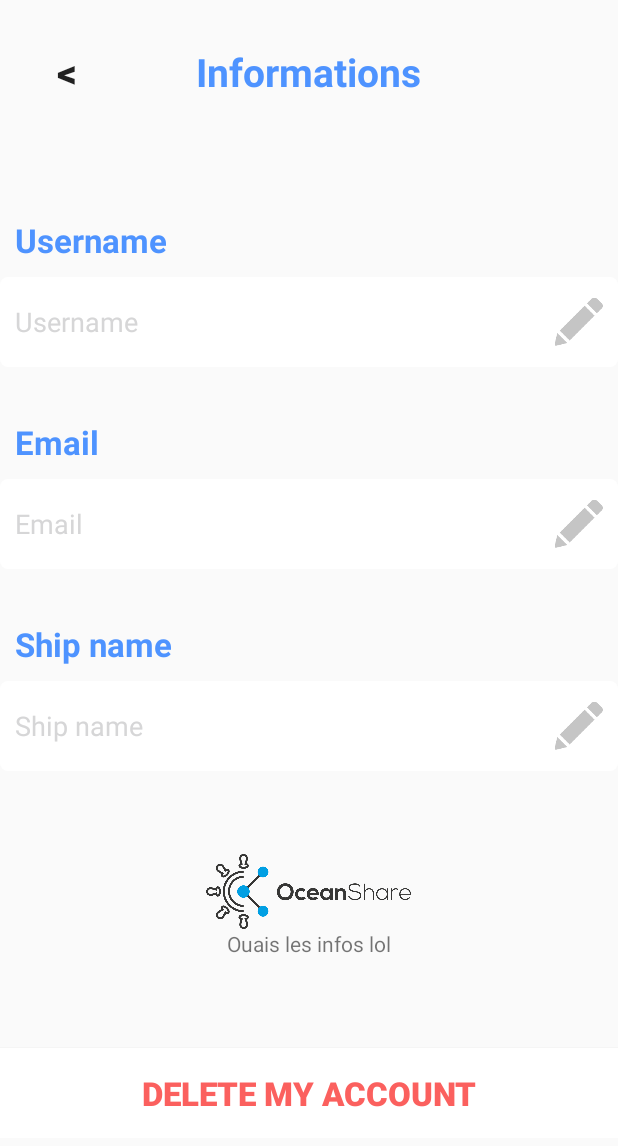
After one commit to OceanShare/OceanShare-Android, an Android app: the SettingsActivity screen opened directly, with no data from a screen before it, on a phone screen of 412 x 824 dp. The commit adds this screen. Shown: the top 1146 px of the screen. Run offline under Robolectric (Android 15) with nearby library versions, the phone set to English and light mode, and no system bars.

Commit message:
Create settings page

```diff
--- a/app/src/main/AndroidManifest.xml
+++ b/app/src/main/AndroidManifest.xml
@@ -11,42 +11,46 @@
     <application
         android:allowBackup="true"
         android:fullBackupContent="@xml/backup_rules"
-        android:logo="@drawable/icon"
         android:icon="@drawable/icon"
         android:label="@string/app_name"
+        android:logo="@drawable/icon"
         android:roundIcon="@drawable/icon"
         android:supportsRtl="true"
         android:theme="@style/AppTheme">
-        <meta-data android:name="com.facebook.sdk.ApplicationId"
-            android:value="@string/facebook_app_id"/>
+        <activity android:name=".SettingsActivity"></activity>
 
-        <activity android:name="com.facebook.FacebookActivity"
-            android:configChanges=
-                "keyboard|keyboardHidden|screenLayout|screenSize|orientation"
+        <meta-data
+            android:name="com.facebook.sdk.ApplicationId"
+            android:value="@string/facebook_app_id" />
+
+        <activity
+            android:name="com.facebook.FacebookActivity"
+            android:configChanges="keyboard|keyboardHidden|screenLayout|screenSize|orientation"
             android:label="@string/app_name" />
         <activity
             android:name="com.facebook.CustomTabActivity"
             android:exported="true">
             <intent-filter>
                 <action android:name="android.intent.action.VIEW" />
+
                 <category android:name="android.intent.category.DEFAULT" />
                 <category android:name="android.intent.category.BROWSABLE" />
+
                 <data android:scheme="@string/fb_login_protocol_scheme" />
             </intent-filter>
         </activity>
-
         <activity
             android:name=".authentication.AuthenticationActivity"
-            android:windowSoftInputMode="stateAlwaysHidden"
             android:label="@string/app_name"
-            android:theme="@style/AppTheme.NoActionBar">
+            android:theme="@style/AppTheme.NoActionBar"
+            android:windowSoftInputMode="stateAlwaysHidden">
             <intent-filter>
                 <action android:name="android.intent.action.MAIN" />
 
                 <category android:name="android.intent.category.LAUNCHER" />
             </intent-filter>
         </activity>
-        <activity android:name=".authentication.CheckLogActivity"/>
+        <activity android:name=".authentication.CheckLogActivity" />
         <activity
             android:name=".MainActivity"
             android:label="@string/title_activity_main"
--- a/app/src/main/java/com/oceanshare/oceanshare/ProfileFragment.kt
+++ b/app/src/main/java/com/oceanshare/oceanshare/ProfileFragment.kt
@@ -46,6 +46,21 @@ class ProfileFragment : Fragment() {
                 mAlertDialog.dismiss()
             }
         }
+
+        view.add_media_button.setOnClickListener {
+            val mDialogView = LayoutInflater.from(context).inflate(R.layout.dialog_not_implemented, null)
+            val mBuilder = AlertDialog.Builder(context!!, R.style.DialogTheme)
+                    .setView(mDialogView)
+            val  mAlertDialog = mBuilder.show()
+            mDialogView.dialogCancelBtn.setOnClickListener {
+                mAlertDialog.dismiss()
+            }
+        }
+
+        view.edit_infos_button.setOnClickListener {
+            val settingsIntent = Intent(activity, SettingsActivity::class.java)
+            startActivity(settingsIntent)
+        }
     }
 
     private fun logout() {
--- /dev/null
+++ b/app/src/main/java/com/oceanshare/oceanshare/SettingsActivity.kt
@@ -0,0 +1,18 @@
+package com.oceanshare.oceanshare
+
+import android.support.v7.app.AppCompatActivity
+import android.os.Bundle
+import kotlinx.android.synthetic.main.activity_settings.*
+
+class SettingsActivity : AppCompatActivity() {
+
+    override fun onCreate(savedInstanceState: Bundle?) {
+        super.onCreate(savedInstanceState)
+        setContentView(R.layout.activity_settings)
+        supportActionBar?.hide()
+    }
+
+    public override fun onStart() {
+        super.onStart()
+    }
+}
--- /dev/null
+++ b/app/src/main/res/layout/activity_settings.xml
@@ -0,0 +1,143 @@
+<?xml version="1.0" encoding="utf-8"?>
+<LinearLayout xmlns:android="http://schemas.android.com/apk/res/android"
+    xmlns:tools="http://schemas.android.com/tools"
+    android:fitsSystemWindows="true"
+    android:orientation="vertical"
+    android:layout_width="match_parent"
+    android:layout_height="match_parent">
+
+    <RelativeLayout
+        android:layout_margin="30dp"
+        android:layout_width="match_parent"
+        android:layout_height="wrap_content">
+
+        <Button
+            android:id="@+id/settings_back_button"
+            android:layout_width="30dp"
+            android:background="@android:color/transparent"
+            android:layout_height="30dp"
+            android:textSize="26sp"
+            android:textStyle="bold"
+            android:text="@string/button_back"/>
+
+        <TextView
+            android:layout_centerHorizontal="true"
+            android:text="@string/informations"
+            android:textSize="26sp"
+            android:textStyle="bold"
+            android:textColor="@color/gradient_end"
+            android:layout_width="wrap_content"
+            android:layout_height="wrap_content" />
+
+    </RelativeLayout>
+
+    <LinearLayout
+        android:layout_marginTop="50dp"
+        android:orientation="vertical"
+        android:layout_width="match_parent"
+        android:layout_height="wrap_content">
+
+        <TextView
+            android:text="@string/placeholder_username"
+            android:textStyle="bold"
+            android:textSize="22sp"
+            android:textColor="@color/gradient_end"
+            android:layout_marginStart="10dp"
+            android:layout_width="wrap_content"
+            android:layout_height="wrap_content" />
+
+        <EditText
+            android:id="@+id/name_edit_text"
+            android:layout_width="match_parent"
+            android:layout_height="60dp"
+            android:layout_gravity="center_horizontal"
+            android:layout_marginTop="10dp"
+            android:layout_marginBottom="5dp"
+            android:text="@string/placeholder_username"
+            android:background="@drawable/rounded_edit_text"
+            android:drawableEnd="@drawable/ic_edit"
+            android:maxLines="1"
+            android:singleLine="true"
+            android:textColor="@color/black"
+            tools:ignore="Autofill,LabelFor,TextFields" />
+
+        <TextView
+            android:text="@string/prompt_email"
+            android:textStyle="bold"
+            android:layout_marginTop="30dp"
+            android:layout_marginStart="10dp"
+            android:textSize="22sp"
+            android:textColor="@color/gradient_end"
+            android:layout_width="wrap_content"
+            android:layout_height="wrap_content" />
+
+        <EditText
+            android:id="@+id/email_edit_text"
+            android:layout_width="match_parent"
+            android:layout_height="60dp"
+            android:layout_gravity="center_horizontal"
+            android:layout_marginTop="10dp"
+            android:layout_marginBottom="5dp"
+            android:text="@string/prompt_email"
+            android:background="@drawable/rounded_edit_text"
+            android:drawableEnd="@drawable/ic_edit"
+            android:inputType="textEmailAddress"
+            android:maxLines="1"
+            android:singleLine="true"
+            android:textColor="@color/black"
+            tools:ignore="Autofill,LabelFor,TextFields"/>
+
+        <TextView
+            android:text="@string/placeholder_ship_name"
+            android:textStyle="bold"
+            android:layout_marginTop="30dp"
+            android:layout_marginStart="10dp"
+            android:textSize="22sp"
+            android:textColor="@color/gradient_end"
+            android:layout_width="wrap_content"
+            android:layout_height="wrap_content" />
+
+        <EditText
+            android:id="@+id/ship_name_edit_text"
+            android:layout_width="match_parent"
+            android:layout_height="60dp"
+            android:layout_gravity="center_horizontal"
+            android:layout_marginTop="10dp"
+            android:layout_marginBottom="5dp"
+            android:text="@string/placeholder_ship_name"
+            android:background="@drawable/rounded_edit_text"
+            android:drawableEnd="@drawable/ic_edit"
+            android:maxLines="1"
+            android:singleLine="true"
+            android:textColor="@color/black"
+            tools:ignore="Autofill,LabelFor,TextFields"/>
+
+        <ImageView
+            android:src="@drawable/logo"
+            android:layout_marginTop="50dp"
+            android:layout_gravity="center_horizontal"
+            android:layout_width="150dp"
+            android:layout_height="50dp"
+            android:contentDescription="@string/oceanshare_logo" />
+
+        <TextView
+            android:layout_gravity="center_horizontal"
+            android:gravity="center_horizontal"
+            android:text="Ouais les infos lol"
+            android:layout_width="wrap_content"
+            android:layout_height="wrap_content" />
+
+        <Button
+            android:text="@string/delete_my_account"
+            android:layout_marginTop="60dp"
+            android:layout_width="match_parent"
+            android:background="@color/white"
+            android:textColor="@color/profile_red_buttons"
+            android:height="60dp"
+            android:textStyle="bold"
+            android:textSize="22sp"
+            android:layout_height="wrap_content" />
+
+    </LinearLayout>
+
+</LinearLayout>
--- a/app/src/main/res/layout/fragment_profile.xml
+++ b/app/src/main/res/layout/fragment_profile.xml
@@ -150,6 +150,7 @@
             android:orientation="vertical">
 
             <ImageButton
+                android:id="@+id/add_media_button"
                 android:layout_width="90dp"
                 android:layout_height="90dp"
                 android:background="@drawable/round_blue_button"
@@ -180,6 +181,7 @@
             android:orientation="vertical">
 
             <ImageButton
+                android:id="@+id/edit_infos_button"
                 android:layout_width="90dp"
                 android:layout_height="90dp"
                 android:src="@drawable/ic_edit"
--- a/app/src/main/res/values/strings.xml
+++ b/app/src/main/res/values/strings.xml
@@ -82,4 +82,7 @@
     <string name="button_edit_infos_description">Edit infos icon</string>
     <string name="dialog_not_implemented_text">This feature is not yet available, please check our website and subscribe to our newsletter to know about the future of OceanShare.</string>
     <string name="action_dismiss">Dismiss</string>
+    <string name="button_back"><![CDATA[<]]></string>
+    <string name="informations">Informations</string>
+    <string name="delete_my_account">Delete my account</string>
 </resources>
```
Also changed, not shown: 1 other file.
